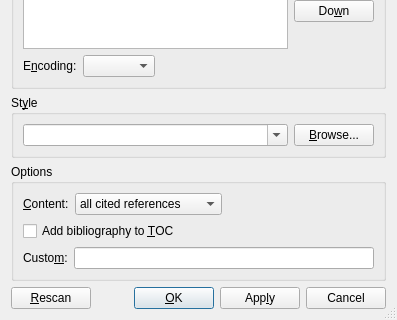
This is src/frontends/qt4/ui/BibtexUi.ui in cburschka/lyx as Qt 5 draws it before an edit; both pictures show x 0 to 397 and y 216 to 536 of the 397 by 536 pixel window. The edited form follows.
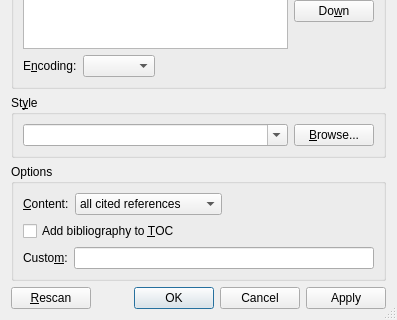
This is the edited form.

Commit message:
Start using QDialogButtonGroup rather than manual OK etc. buttons
This assures the OK/Apply/Cancel/Restore buttons use the layout/style
of the OS (button order, icons).

The goal is to move all dialogs to this for 2.4.

See #11003

```diff
--- a/src/frontends/qt4/ui/BibtexUi.ui
+++ b/src/frontends/qt4/ui/BibtexUi.ui
@@ -299,32 +299,9 @@
       </spacer>
      </item>
      <item>
-      <widget class="QPushButton" name="okPB">
-       <property name="text">
-        <string>&amp;OK</string>
-       </property>
-       <property name="autoDefault">
-        <bool>false</bool>
-       </property>
-       <property name="default">
-        <bool>true</bool>
-       </property>
-      </widget>
-     </item>
-     <item>
-      <widget class="QPushButton" name="applyPB">
-       <property name="text">
-        <string>App&amp;ly</string>
-       </property>
-      </widget>
-     </item>
-     <item>
-      <widget class="QPushButton" name="closePB">
-       <property name="text">
-        <string>Cancel</string>
-       </property>
-       <property name="autoDefault">
-        <bool>false</bool>
+      <widget class="QDialogButtonBox" name="buttonBox">
+       <property name="standardButtons">
+        <set>QDialogButtonBox::Apply|QDialogButtonBox::Cancel|QDialogButtonBox::Ok</set>
        </property>
       </widget>
      </item>
```
Left out of the diff: 2 changed lines with no effect on the pictures. The commit also changes 20 other files.
